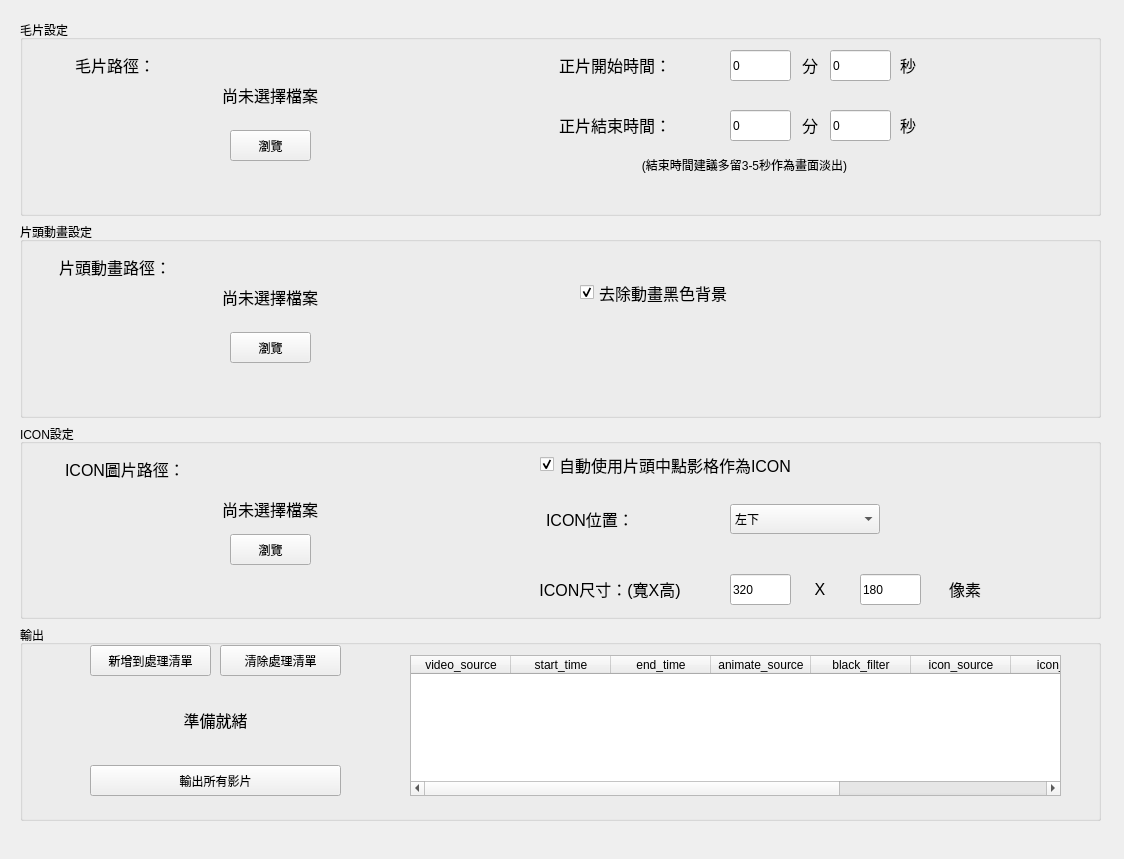
First picture: the form in main.ui, repository Rushyuheng/video_auto_editor, before the edit.
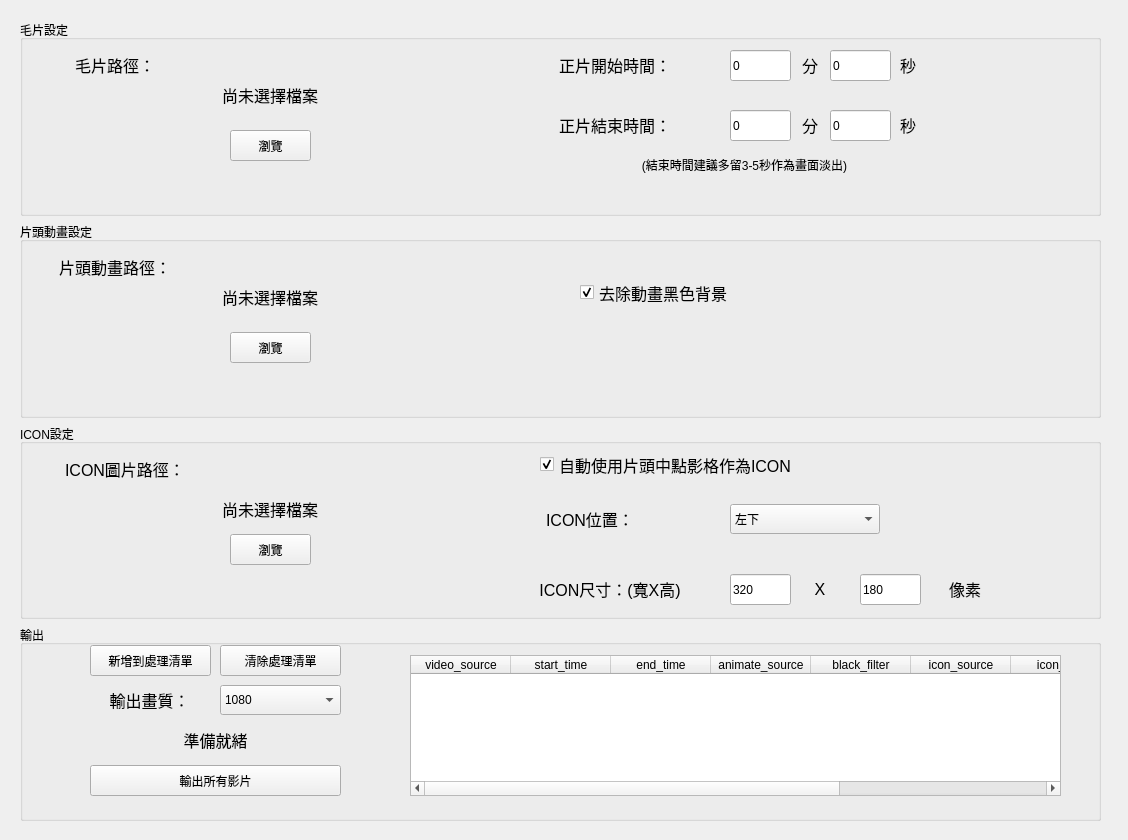
Second picture: the form after the edit.

Commit message: add quality option

The edit to the form file:
```diff
--- a/main.ui
+++ b/main.ui
@@ -6,8 +6,8 @@
    <rect>
     <x>0</x>
     <y>0</y>
-    <width>1124</width>
-    <height>859</height>
+    <width>1128</width>
+    <height>840</height>
    </rect>
   </property>
   <property name="windowTitle">
@@ -629,7 +629,7 @@
        <property name="geometry">
         <rect>
          <x>70</x>
-         <y>80</y>
+         <y>100</y>
          <width>251</width>
          <height>30</height>
         </rect>
@@ -740,6 +740,53 @@
         <string>清除處理清單</string>
        </property>
       </widget>
+      <widget class="QComboBox" name="quality_combobox">
+       <property name="geometry">
+        <rect>
+         <x>200</x>
+         <y>60</y>
+         <width>121</width>
+         <height>30</height>
+        </rect>
+       </property>
+       <property name="currentIndex">
+        <number>0</number>
+       </property>
+       <item>
+        <property name="text">
+         <string>1080</string>
+        </property>
+       </item>
+       <item>
+        <property name="text">
+         <string>720</string>
+        </property>
+       </item>
+      </widget>
+      <widget class="QLabel" name="label_16">
+       <property name="geometry">
+        <rect>
+         <x>69</x>
+         <y>60</y>
+         <width>121</width>
+         <height>30</height>
+        </rect>
+       </property>
+       <property name="font">
+        <font>
+         <pointsize>12</pointsize>
+        </font>
+       </property>
+       <property name="text">
+        <string>輸出畫質：</string>
+       </property>
+       <property name="textFormat">
+        <enum>Qt::PlainText</enum>
+       </property>
+       <property name="alignment">
+        <set>Qt::AlignCenter</set>
+       </property>
+      </widget>
      </widget>
     </item>
    </layout>
```
The commit also changes 2 other files.
